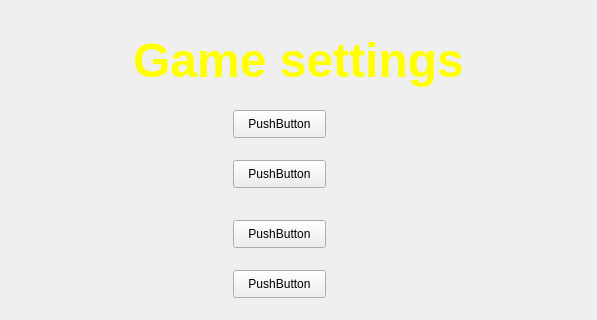
Qt form settings.ui (IvanA-19/AnacondaPython) before a commit; both pictures show x 107 to 704 and y 0 to 320 of the 800 by 600 pixel window.
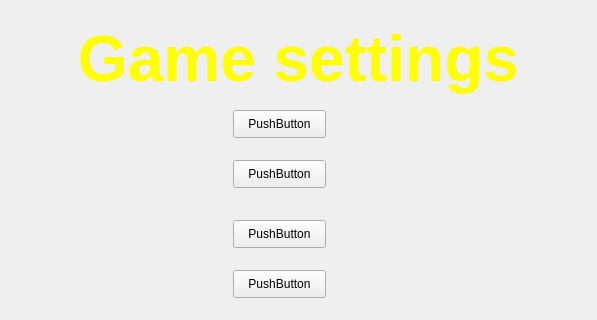
The same form after that commit.

Commit message: Added four game levels

```diff
--- a/settings.ui
+++ b/settings.ui
@@ -24,7 +24,7 @@
      </rect>
     </property>
     <property name="text">
-     <string>&lt;html&gt;&lt;head/&gt;&lt;body&gt;&lt;p align=&quot;center&quot;&gt;&lt;span style=&quot; font-size:36pt; font-weight:600; color:#ffff00;&quot;&gt;Game settings&lt;/span&gt;&lt;/p&gt;&lt;/body&gt;&lt;/html&gt;</string>
+     <string>&lt;html&gt;&lt;head/&gt;&lt;body&gt;&lt;p align=&quot;center&quot;&gt;&lt;span style=&quot; font-size:48pt; font-weight:600; color:#ffff00;&quot;&gt;Game settings&lt;/span&gt;&lt;/p&gt;&lt;/body&gt;&lt;/html&gt;</string>
     </property>
    </widget>
    <widget class="QPushButton" name="pushButton">
```
The commit also changes 7 other files.
